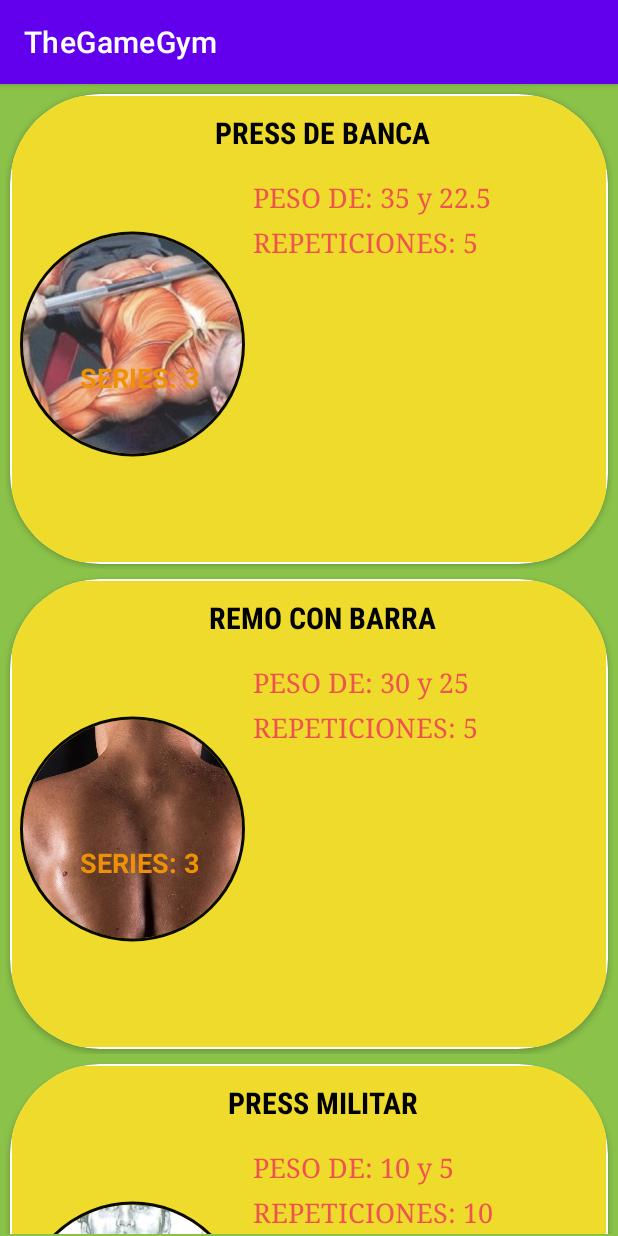
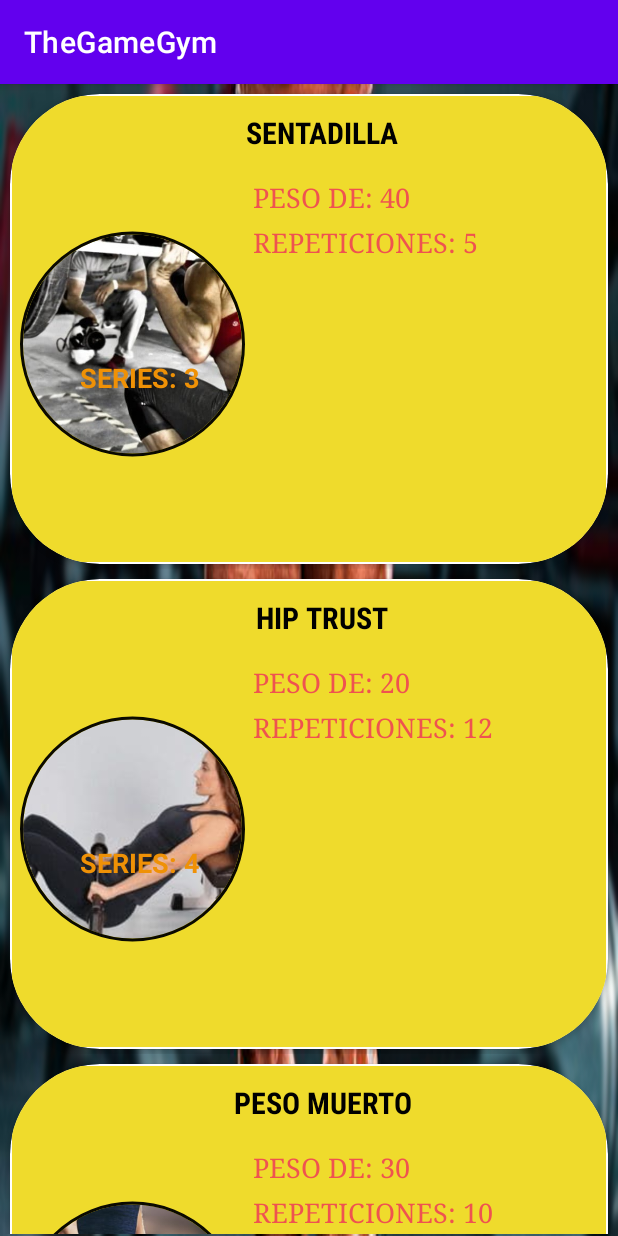
Before and after one commit to Deyson19/TheGameGym, an Android app: the screen it shows after launch (WeekDays before the commit, WeekDayTuesday after it), after a tap on "MARTES", on a phone screen of 412 x 824 dp. Run offline under Robolectric (Android 15) with nearby library versions, the light colour scheme and no system bars; plain views replace CircularImageView.

Commit message:
Funcionando el dia martes

```diff
--- a/app/src/main/AndroidManifest.xml
+++ b/app/src/main/AndroidManifest.xml
@@ -12,6 +12,13 @@
         android:supportsRtl="true"
         android:theme="@style/Theme.TheGameGym"
         tools:targetApi="31">
+        <activity
+            android:name=".WeekDayTuesday"
+            android:exported="false">
+            <meta-data
+                android:name="android.app.lib_name"
+                android:value="" />
+        </activity>
         <activity
             android:name=".WeekDays"
             android:exported="false">
--- a/app/src/main/java/com/jd/thegamegym/MainActivity.java
+++ b/app/src/main/java/com/jd/thegamegym/MainActivity.java
@@ -2,6 +2,7 @@ package com.jd.thegamegym;
 
 import androidx.appcompat.app.AppCompatActivity;
 
+import android.content.Context;
 import android.content.Intent;
 import android.os.Bundle;
 import android.view.View;
@@ -25,7 +26,7 @@ public class MainActivity extends AppCompatActivity {
             btnLunes.setOnClickListener(new View.OnClickListener() {
                 @Override
                 public void onClick(View v) {
-                    entradaAlSitema();
+                    entradaAlSitema(getApplicationContext(),WeekDays.class);
                 }
             });
             // Martes
@@ -34,11 +35,11 @@ public class MainActivity extends AppCompatActivity {
             btnMartes.setOnClickListener(new View.OnClickListener() {
                 @Override
                 public void onClick(View v) {
-                    entradaAlSitema();
+                    entradaAlSitema(getApplicationContext(),WeekDayTuesday.class);
                 }
             });
             // Miercoles
-            btnMiercoles = findViewById(R.id.btnMiercoles);
+            /*btnMiercoles = findViewById(R.id.btnMiercoles);
             btnMiercoles.setText(dias[2].toString());
             btnMiercoles.setOnClickListener(new View.OnClickListener() {
                 @Override
@@ -65,12 +66,12 @@ public class MainActivity extends AppCompatActivity {
                 public void onClick(View v) {
                     entradaAlSitema();
                 }
-            });
+            });*/
             }
 
-    private void entradaAlSitema() {
+    private void entradaAlSitema(Context from, Class to) {
         Toast.makeText(getApplicationContext(),"Dias de la semana: "+dias.length,Toast.LENGTH_LONG).show();
-        Intent i = new Intent(getApplicationContext(),WeekDays.class);
-        startActivity(i);
+        Intent intentDynamic = new Intent(from,to);
+        startActivity(intentDynamic);
     }
 }
--- /dev/null
+++ b/app/src/main/java/com/jd/thegamegym/WeekDayTuesday.java
@@ -0,0 +1,94 @@
+package com.jd.thegamegym;
+
+import androidx.appcompat.app.AppCompatActivity;
+
+import android.os.Bundle;
+import android.widget.ListView;
+import android.widget.Toast;
+
+import java.util.ArrayList;
+
+public class WeekDayTuesday extends AppCompatActivity {
+
+    ListView listView;
+    ArrayList<DataModel> list;
+    AdapterList adapterList;
+
+    String[] ejerciciosMartes = {
+            "SENTADILLA",
+            "HIP TRUST",
+            "PESO MUERTO",
+            "ZANCADAS",
+            "EXTENSION CUADRICEPS",
+            "ELEVACION DE TALON"
+    };
+
+    @Override
+    protected void onCreate(Bundle savedInstanceState) {
+        super.onCreate(savedInstanceState);
+        setContentView(R.layout.activity_week_day_tuesday);
+
+        Toast.makeText(getApplicationContext(),"Welcome to the LegsDay", Toast.LENGTH_LONG).show();
+
+        listView = findViewById(R.id.list_view_tuesday);
+        listView.setBackgroundResource(R.drawable.martes);
+        listShow();
+
+        adapterList = new AdapterList(this,list);
+        listView.setAdapter(adapterList);
+    }
+
+    private void listShow() {
+        list = new ArrayList<>();
+        String series,reps;
+        int pesoE = R.string.lunes;
+        int seriesTotal =0;
+        int repeticionesTotal =0;
+        int imagenDia =0;
+        series = "Series: ".toUpperCase();
+        reps = "Repeticiones: ".toUpperCase();
+        int dia = R.string.lunes;
+        for (int i=0;i<ejerciciosMartes.length;i++){
+            switch (i){
+                case 0:
+                    seriesTotal = 3;
+                    repeticionesTotal = 5;
+                    pesoE = R.string.martes1;
+                    imagenDia = R.drawable.sentadilla;
+                    break;
+                case 1:
+                    seriesTotal = 4;
+                    repeticionesTotal = 12;
+                    pesoE = R.string.martes2;
+                    imagenDia = R.drawable.hiptrust;
+                    break;
+                case 2:
+                    seriesTotal = 3;
+                    repeticionesTotal = 10;
+                    pesoE = R.string.martes3;
+                    imagenDia = R.drawable.pesomuerto;
+                    break;
+                case 3:
+                    seriesTotal = 3;
+                    repeticionesTotal = 20;
+                    pesoE = R.string.martes4;
+                    imagenDia = R.drawable.zancada;
+                    break;
+                case 4:
+                    seriesTotal = 4;
+                    repeticionesTotal = 12;
+                    pesoE = R.string.martes5;
+                    imagenDia = R.drawable.extenxionescuadriceps;
+                    break;
+                case 5:
+                    seriesTotal = 3;
+                    repeticionesTotal = 10;
+                    pesoE = R.string.martes6;
+                    imagenDia = R.drawable.elevacionestalon;
+                    break;
+            }
+            list.add(new DataModel(ejerciciosMartes[i],pesoE, series + seriesTotal,reps+ repeticionesTotal, imagenDia));
+        }
+
+    }
+}
--- a/app/src/main/java/com/jd/thegamegym/WeekDays.java
+++ b/app/src/main/java/com/jd/thegamegym/WeekDays.java
@@ -21,18 +21,6 @@ public class WeekDays extends AppCompatActivity {
     ArrayList<DataModel> list;
     AdapterList adapterList;
 
-    int value [] = {3500,4000,3500,2500,2000,1500,5500,3500};
-    String unityCost = "Por tan solo: \n";
-    String coin = " COP";
-    //String  aguacate,mango,manzana,papaya,guayaba,banano,sandia,pera;
-    String aguacate = unityCost + value[0] +coin;
-    String mango = unityCost + value[1] +coin;
-    String manzana = unityCost + value[2]+coin;
-    String papaya = unityCost + value[3]+coin;
-    String guayaba = unityCost + value[4]+coin;
-    String banano = unityCost + value[5]+coin;
-    String sandia = unityCost + value[6]+coin;
-    String pera = unityCost + value[7]+coin;
 
     String ejerciciosLunes [] = {"PRESS DE BANCA", "REMO CON BARRA", "PRESS MILITAR", "DOMINADAS", "PARALELAS (FONDOS)", "CURL CON BARRA", "PRESS FRANCES"};
     String ejerciciosMartes [] = {"PRESS DE BANCA", "REMO CON BARRA", "PRESS MILITAR", "DOMINADAS", "PARALELAS (FONDOS)", "CURL CON BARRA", "PRESS FRANCES"};
--- /dev/null
+++ b/app/src/main/res/layout/activity_week_day_tuesday.xml
@@ -0,0 +1,16 @@
+<?xml version="1.0" encoding="utf-8"?>
+<RelativeLayout xmlns:android="http://schemas.android.com/apk/res/android"
+    xmlns:tools="http://schemas.android.com/tools"
+    android:layout_width="match_parent"
+    android:layout_height="match_parent"
+    android:background="#1FAE91"
+    tools:context=".WeekDayTuesday">
+
+    <ListView
+        android:layout_width="match_parent"
+        android:layout_height="match_parent"
+        android:divider="@color/black"
+        android:scrollbars="none"
+        android:padding="1dp"
+        android:id="@+id/list_view_tuesday"/>
+</RelativeLayout>
--- a/app/src/main/res/layout/cards_layout.xml
+++ b/app/src/main/res/layout/cards_layout.xml
@@ -7,6 +7,7 @@
     android:layout_height="match_parent">
 
     <androidx.cardview.widget.CardView
+        android:id="@+id/cardViewAdmin"
         android:layout_width="wrap_content"
         android:layout_height="wrap_content"
         app:cardCornerRadius="60dp"
--- a/app/src/main/res/values/strings.xml
+++ b/app/src/main/res/values/strings.xml
@@ -12,8 +12,18 @@
     <string name="lunes1" translatable="false">PESO DE: 35 y 22.5</string>
     <string name="lunes2" translatable="false">PESO DE: 30 y 25</string>
     <string name="lunes3" translatable="false">PESO DE: 10 y 5</string>
-    <string name="lunes4" translatable="false">PESO DE: Corporal</string>
-    <string name="lunes5" translatable="false">PESO DE: Corporal</string>
+    <string name="lunes4" translatable="false">PESO: Corporal</string>
+    <string name="lunes5" translatable="false">PESO: Corporal</string>
     <string name="lunes6" translatable="false">PESO DE: 10</string>
     <string name="lunes7" translatable="false">PESO DE: 15 y 10</string>
+
+    <string name="martes1" translatable="false">PESO DE: 40</string>
+    <string name="martes2" translatable="false">PESO DE: 20</string>
+    <string name="martes3" translatable="false">PESO DE: 30</string>
+    <string name="martes4" translatable="false">PESO DE: Corporal</string>
+    <string name="martes5" translatable="false">PESO DE: 50</string>
+    <string name="martes6" translatable="false">PESO DE: 20</string>
+
+
+
 </resources>
```
Also changed, not shown: app/src/main/res/drawable/elevacionestalon.jpg (added), app/src/main/res/drawable/extenxionescuadriceps.png (added), app/src/main/res/drawable/hiptrust.jpg (added), app/src/main/res/drawable/pesomuerto.jpg (added), app/src/main/res/drawable/sentadilla.jpg (added), app/src/main/res/drawable/zancada.png (added). Lines whose indentation alone changed are shown as unchanged.
